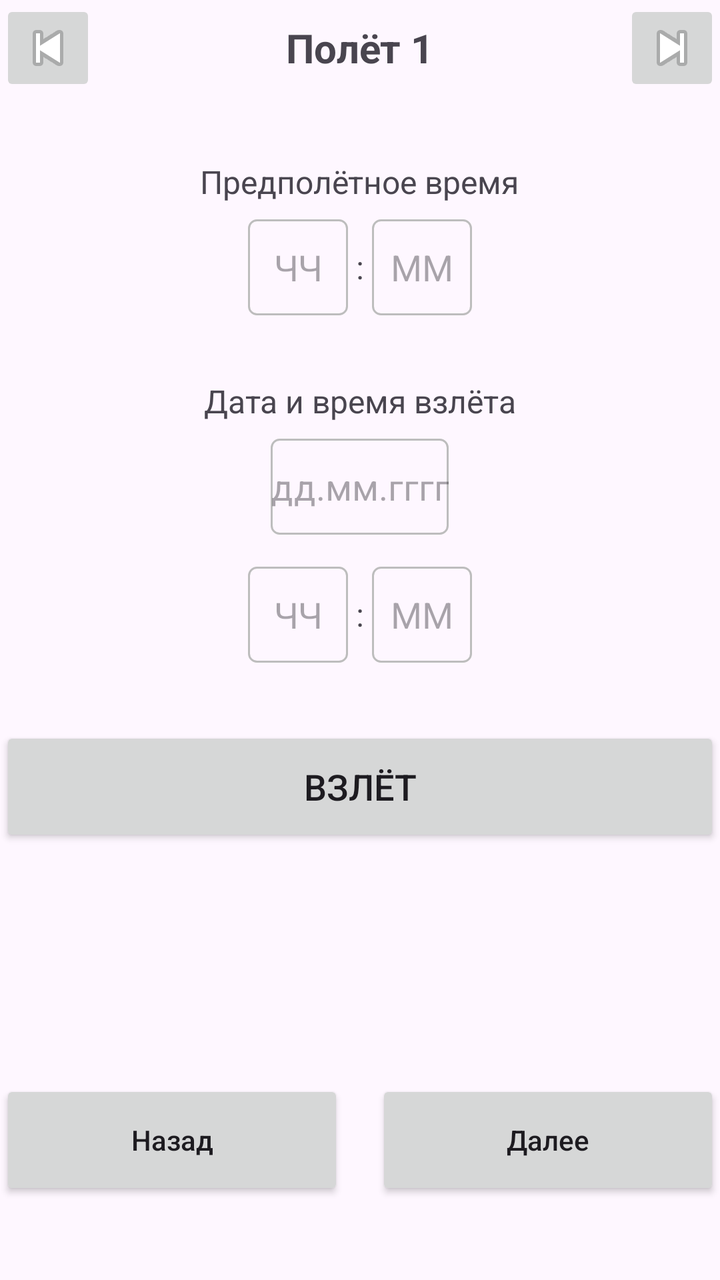
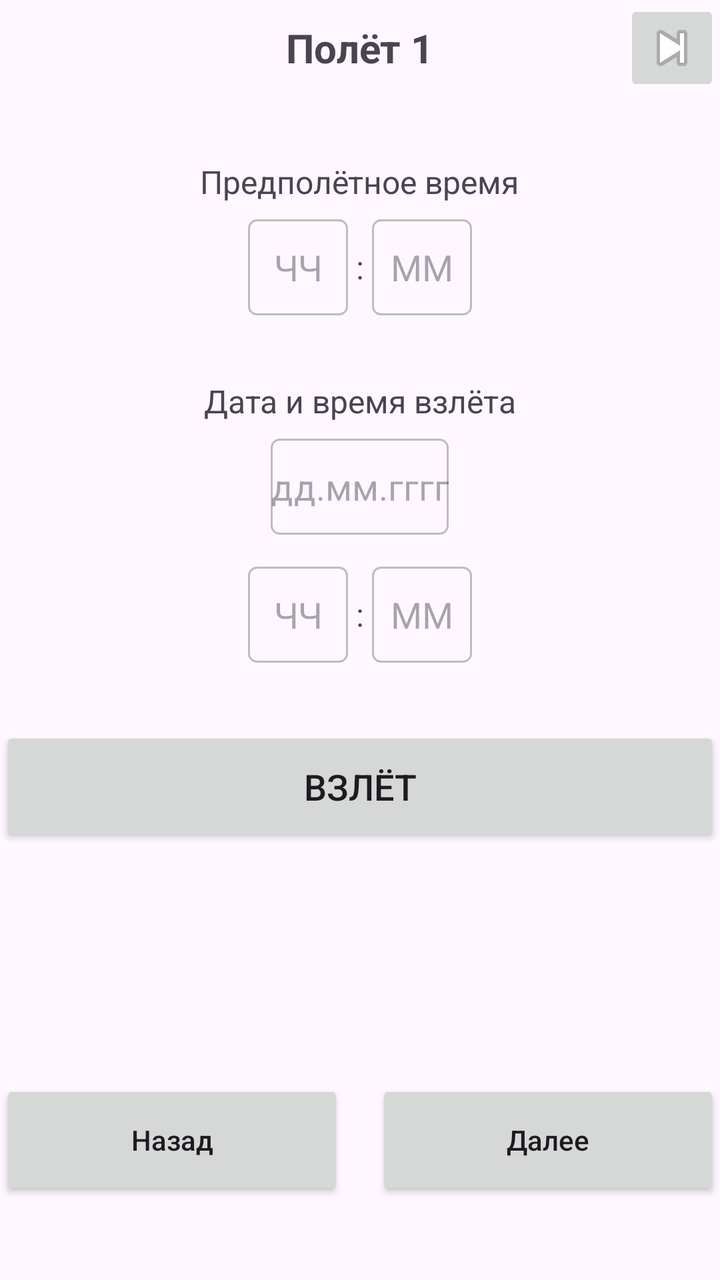

Screens rendered from an Android XML layout before and after an edit, with the pre-edit source and the edit as a unified diff.
<!-- AndroidManifest.xml: application theme Theme.Flight_information_calculator -->
<!-- res/layout/activity_first.xml -->
<?xml version="1.0" encoding="utf-8"?>
<androidx.constraintlayout.widget.ConstraintLayout xmlns:android="http://schemas.android.com/apk/res/android"
    xmlns:app="http://schemas.android.com/apk/res-auto"
    xmlns:tools="http://schemas.android.com/tools"
    android:id="@+id/main"
    android:layout_width="match_parent"
    android:layout_height="match_parent"
    tools:context=".first">

    
    <RelativeLayout
        android:id="@+id/headerLayout"
        android:layout_width="0dp"
        android:layout_height="wrap_content"
        app:layout_constraintEnd_toEndOf="parent"
        app:layout_constraintStart_toStartOf="parent"
        app:layout_constraintTop_toTopOf="parent">

        <TextView
            android:id="@+id/flightTitle"
            android:layout_width="wrap_content"
            android:layout_height="wrap_content"
            android:layout_centerInParent="true"
            android:text="Полёт 1"
            android:textSize="20sp"
            android:textStyle="bold"/>

        <ImageButton
            android:id="@+id/btnBack"
            android:layout_width="48dp"
            android:layout_height="48dp"
            android:layout_alignParentStart="true"
            android:src="@android:drawable/ic_media_previous"
            android:contentDescription="Назад"/>

        <ImageButton
            android:id="@+id/btnForward"
            android:layout_width="48dp"
            android:layout_height="48dp"
            android:layout_alignParentEnd="true"
            android:src="@android:drawable/ic_media_next"
            android:contentDescription="Вперёд"/>
    </RelativeLayout>

    
    <LinearLayout
        android:id="@+id/preFlightTimeContainer"
        android:layout_width="0dp"
        android:layout_height="wrap_content"
        android:layout_marginTop="32dp"
        android:orientation="vertical"
        android:gravity="center_horizontal"
        app:layout_constraintEnd_toEndOf="parent"
        app:layout_constraintStart_toStartOf="parent"
        app:layout_constraintTop_toBottomOf="@id/headerLayout">

        <TextView
            android:layout_width="wrap_content"
            android:layout_height="wrap_content"
            android:text="Предполётное время"
            android:textSize="16sp"
            android:layout_marginBottom="8dp"/>

        <LinearLayout
            android:layout_width="wrap_content"
            android:layout_height="wrap_content"
            android:orientation="horizontal"
            android:gravity="center">

            <EditText
                android:id="@+id/preFlightHours"
                android:layout_width="50dp"
                android:layout_height="48dp"
                android:hint="ЧЧ"
                android:inputType="number"
                android:maxLength="2"
                android:gravity="center"
                android:background="@drawable/edit_text_border"/>

            <TextView
                android:layout_width="wrap_content"
                android:layout_height="wrap_content"
                android:text=":"
                android:textSize="16sp"
                android:layout_marginHorizontal="4dp"/>

            <EditText
                android:id="@+id/preFlightMinutes"
                android:layout_width="50dp"
                android:layout_height="48dp"
                android:hint="ММ"
                android:inputType="number"
                android:maxLength="2"
                android:gravity="center"
                android:background="@drawable/edit_text_border"/>
        </LinearLayout>
    </LinearLayout>

    
    <LinearLayout
        android:id="@+id/takeoffDateTimeContainer"
        android:layout_width="0dp"
        android:layout_height="wrap_content"
        android:layout_marginTop="32dp"
        android:orientation="vertical"
        android:gravity="center_horizontal"
        app:layout_constraintEnd_toEndOf="parent"
        app:layout_constraintStart_toStartOf="parent"
        app:layout_constraintTop_toBottomOf="@id/preFlightTimeContainer">

        <TextView
            android:layout_width="wrap_content"
            android:layout_height="wrap_content"
            android:text="Дата и время взлёта"
            android:textSize="16sp"
            android:layout_marginBottom="8dp"/>

        
        <EditText
            android:id="@+id/takeoffDate"
            android:layout_width="wrap_content"
            android:layout_height="48dp"
            android:layout_marginBottom="16dp"
            android:hint="дд.мм.гггг"
            android:inputType="date"
            android:gravity="center"
            android:background="@drawable/edit_text_border"/>

        
        <LinearLayout
            android:layout_width="wrap_content"
            android:layout_height="wrap_content"
            android:orientation="horizontal"
            android:gravity="center">

            <EditText
                android:id="@+id/takeoffHours"
                android:layout_width="50dp"
                android:layout_height="48dp"
                android:hint="ЧЧ"
                android:inputType="number"
                android:maxLength="2"
                android:gravity="center"
                android:background="@drawable/edit_text_border"/>

            <TextView
                android:layout_width="wrap_content"
                android:layout_height="wrap_content"
                android:text=":"
                android:textSize="16sp"
                android:layout_marginHorizontal="4dp"/>

            <EditText
                android:id="@+id/takeoffMinutes"
                android:layout_width="50dp"
                android:layout_height="48dp"
                android:hint="ММ"
                android:inputType="number"
                android:maxLength="2"
                android:gravity="center"
                android:background="@drawable/edit_text_border"/>
        </LinearLayout>
    </LinearLayout>

    
    <Button
        android:id="@+id/btnTakeoff"
        android:layout_width="0dp"
        android:layout_height="60dp"
        android:layout_marginTop="32dp"
        android:text="ВЗЛЁТ"
        android:textAllCaps="false"
        android:textSize="18sp"
        app:layout_constraintEnd_toEndOf="parent"
        app:layout_constraintStart_toStartOf="parent"
        app:layout_constraintTop_toBottomOf="@id/takeoffDateTimeContainer"/>

    
    <LinearLayout
        android:id="@+id/bottomButtons"
        android:layout_width="0dp"
        android:layout_height="60dp"
        android:layout_marginBottom="40dp"
        android:orientation="horizontal"
        app:layout_constraintBottom_toBottomOf="parent"
        app:layout_constraintEnd_toEndOf="parent"
        app:layout_constraintStart_toStartOf="parent">

        <Button
            android:id="@+id/btnBackBottom"
            android:layout_width="0dp"
            android:layout_height="match_parent"
            android:layout_weight="1"
            android:layout_marginEnd="8dp"
            android:text="Назад"
            android:textAllCaps="false"/>

        <Button
            android:id="@+id/btnNext"
            android:layout_width="0dp"
            android:layout_height="match_parent"
            android:layout_weight="1"
            android:layout_marginStart="8dp"
            android:text="Далее"
            android:textAllCaps="false"/>
    </LinearLayout>

</androidx.constraintlayout.widget.ConstraintLayout>
<!-- resources referenced by this layout -->
<resources>
  <!-- drawable edit_text_border (drawable) -->
  <?xml version="1.0" encoding="utf-8"?>
  <shape xmlns:android="http://schemas.android.com/apk/res/android">
      <solid android:color="@android:color/transparent"/>
      <corners android:radius="4dp"/>
      <stroke android:width="1dp" android:color="#BDBDBD"/>
  </shape>
  <style name="Theme.Flight_information_calculator" parent="Base.Theme.Flight_information_calculator" />
  <style name="Base.Theme.Flight_information_calculator" parent="Theme.Material3.DayNight.NoActionBar">
          
          
      </style>
</resources>

<!-- the commit's change to res/layout/activity_first.xml (unified diff, before → after) -->
@@ -24,14 +24,6 @@
             android:text="Полёт 1"
             android:textSize="20sp"
             android:textStyle="bold"/>
-
-        <ImageButton
-            android:id="@+id/btnBack"
-            android:layout_width="48dp"
-            android:layout_height="48dp"
-            android:layout_alignParentStart="true"
-            android:src="@android:drawable/ic_media_previous"
-            android:contentDescription="Назад"/>
 
         <ImageButton
             android:id="@+id/btnForward"
